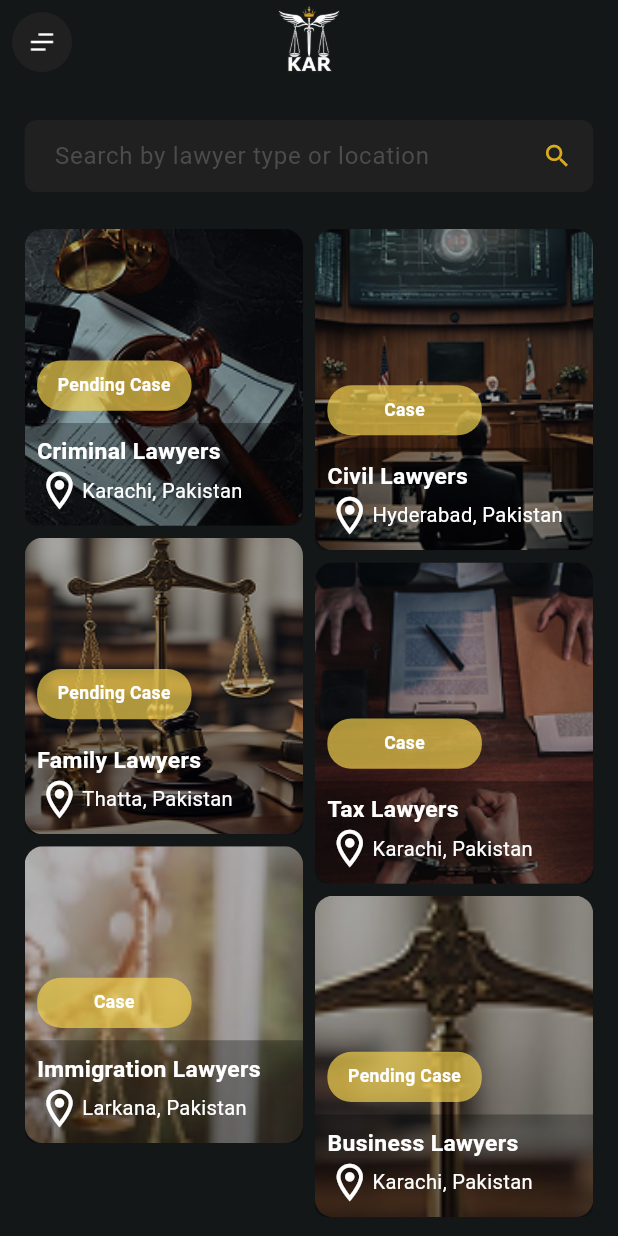
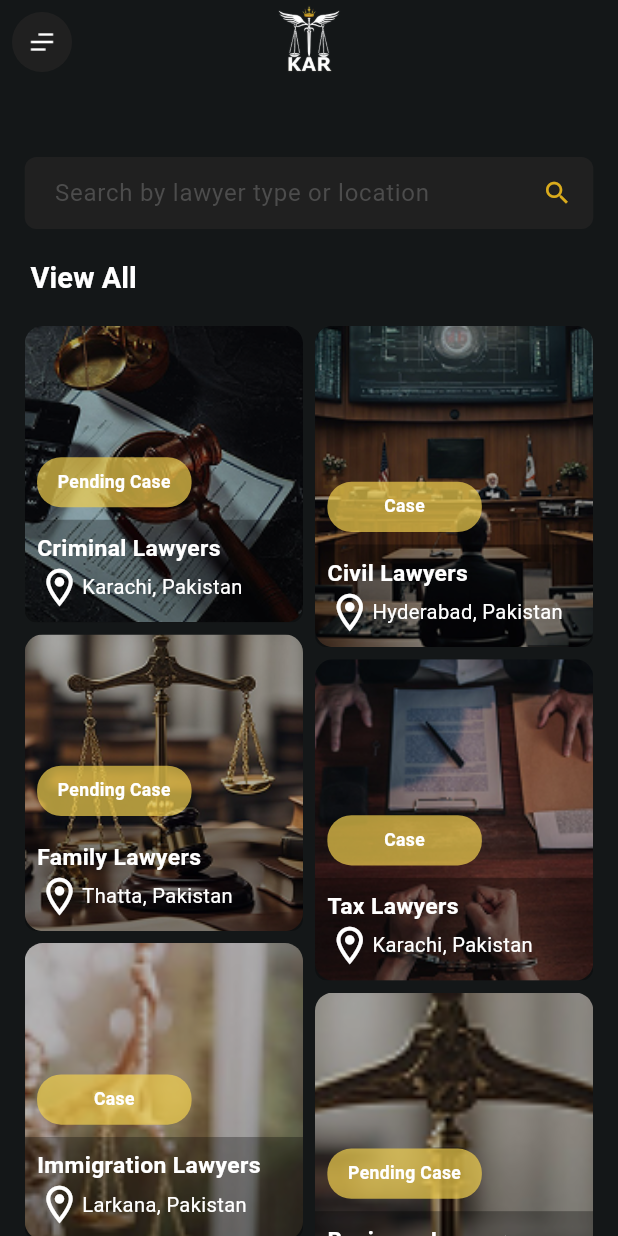
Before and after one commit to Zayahan-Hasan-Shah/Lawyer-App, a Flutter app: the HomeScreen screen opened by its route, on a phone screen of 412 x 824 dp. Run offline on Flutter 3.47's test engine with Material 3 defaults, Android fonts, the phone set to English and light mode, and no system bars; our stand-ins replace flutter_riverpod, go_router, google_fonts, pin_code_fields, shared_preferences, sizer and 1 more; accounts and stored records are empty; Roboto replaces fonts that are missing (Roboto Flex).

Commit message:
add "View ALL" button in home screen

```diff
--- a/lib/src/views/bottom_navigation/screens/home/home_screen.dart
+++ b/lib/src/views/bottom_navigation/screens/home/home_screen.dart
@@ -6,6 +6,7 @@ import 'package:lawyer_app/src/core/constants/app_colors.dart';
 import 'package:lawyer_app/src/core/utils/home_screen_data/home_screen_data.dart';
 import 'package:lawyer_app/src/providers/home_screen_provider/search_provider.dart';
 import 'package:lawyer_app/src/widgets/common_widgets/custom_appbar.dart';
+import 'package:lawyer_app/src/widgets/common_widgets/custom_text.dart';
 import 'package:lawyer_app/src/widgets/home_widgets/home_screen_widget.dart';
 import 'package:lawyer_app/src/widgets/home_widgets/search_widget.dart';
 import 'package:sizer/sizer.dart';
@@ -36,8 +37,25 @@ class _HomeScreenState extends ConsumerState<HomeScreen> {
           crossAxisAlignment: CrossAxisAlignment.center,
           mainAxisAlignment: MainAxisAlignment.center,
           children: [
+            SizedBox(height: 3.h),
             SearchWidget(),
-            SizedBox(height: 3.h),
+            SizedBox(height: 1.h),
+            Align(
+              alignment: Alignment.centerLeft,
+              child: Padding(
+                padding: EdgeInsetsGeometry.only(left: 1.h),
+                child: TextButton(
+                  onPressed: () {},
+                  child: CustomText(
+                    title: "View All",
+                    color: Colors.white,
+                    fontSize: 18.sp,
+                    weight: FontWeight.w600,
+                  ),
+                ),
+              ),
+            ),
+            SizedBox(height: 1.h),
             Expanded(
               child: Container(
                 padding: EdgeInsets.symmetric(horizontal: 2.h),
```
